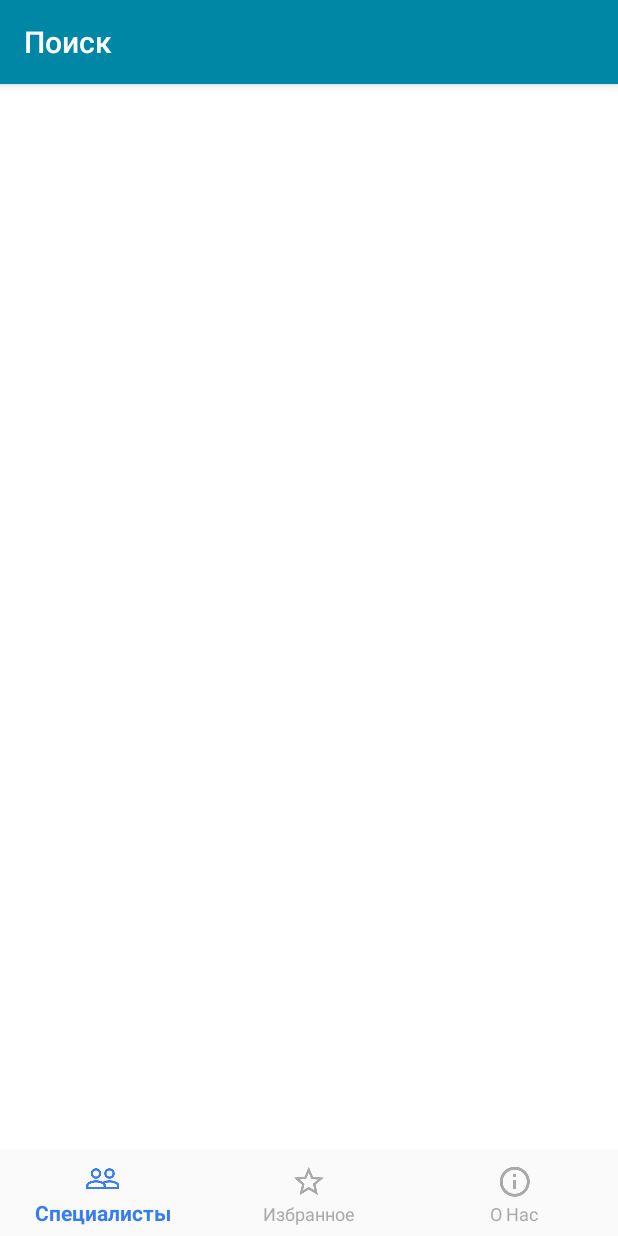
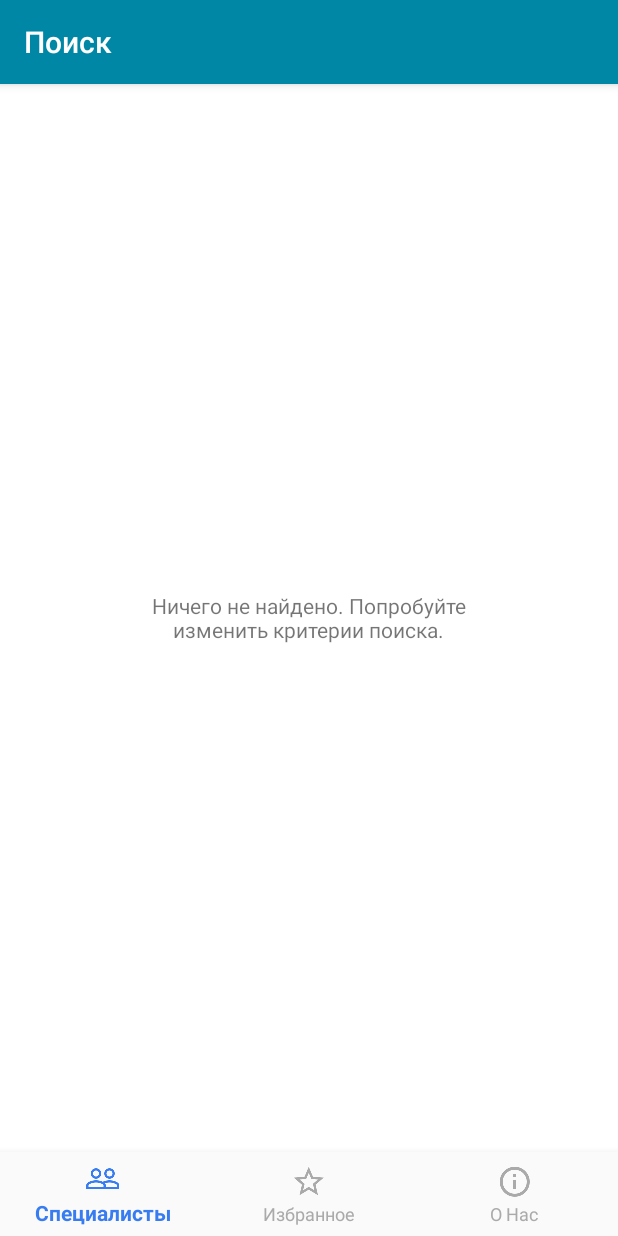
Before and after one commit to lex3m/repetitors, an Android app: the fragment SearchListFragment placed in its activity, on a phone screen of 412 x 824 dp. Run offline under Robolectric (Android 15) with nearby library versions, the phone set to English and light mode, and no system bars.

Commit message:
messages for empty lists

```diff
--- a/app/src/main/java/com/kitapp/repetitor/fragments/SearchListFragment.java
+++ b/app/src/main/java/com/kitapp/repetitor/fragments/SearchListFragment.java
@@ -10,6 +10,7 @@ import android.support.v7.widget.RecyclerView;
 import android.view.LayoutInflater;
 import android.view.View;
 import android.view.ViewGroup;
+import android.widget.TextView;
 
 import com.kitapp.repetitor.Api;
 import com.kitapp.repetitor.App;
@@ -34,6 +35,7 @@ public class SearchListFragment extends Fragment implements Api.SearchResultList
 
     private SearchListAdapter searchListAdapter;
     private RecyclerView rvSearchList;
+    private TextView tvNotFound;
 
     public SearchListFragment() {
         // Required empty public constructor
@@ -71,6 +73,7 @@ public class SearchListFragment extends Fragment implements Api.SearchResultList
         rvSearchList.setLayoutManager(new LinearLayoutManager(getContext()));
         rvSearchList.setItemAnimator(new DefaultItemAnimator());
         searchListAdapter.setItemClickListener(this);
+        tvNotFound = (TextView) v.findViewById(R.id.tvNotFound);
         App.getInstance().getApi().setSearchResultListener(this);
         App.getInstance().getApi().getFilteredRepetitors(paramDiscipline, paramCityId, paramStartPrice, paramEndPrice);
         return v;
@@ -78,6 +81,7 @@ public class SearchListFragment extends Fragment implements Api.SearchResultList
 
     @Override
     public void onSearchResult(ArrayList<Repetitor> result) {
+        if (!result.isEmpty()) tvNotFound.setVisibility(View.INVISIBLE);
         searchListAdapter.add(result);
     }
 
--- a/app/src/main/res/layout/f_search_list.xml
+++ b/app/src/main/res/layout/f_search_list.xml
@@ -10,5 +10,16 @@
     <android.support.v7.widget.RecyclerView
         android:id="@+id/rvSearchList"
         android:layout_width="match_parent"
-        android:layout_height="match_parent"/>
+        android:layout_height="match_parent">
+
+    </android.support.v7.widget.RecyclerView>
+
+    <TextView
+        android:id="@+id/tvNotFound"
+        android:layout_width="250dp"
+        android:layout_height="wrap_content"
+        android:layout_gravity="center"
+        android:gravity="center"
+        android:text="@string/search_list_empty"/>
+
 </FrameLayout>
--- a/app/src/main/res/values/strings.xml
+++ b/app/src/main/res/values/strings.xml
@@ -27,4 +27,6 @@
     <string name="message">Сообщение</string>
     <string name="error">Ошибка</string>
     <string name="error_unfilled_fields">Заполнены не все поля</string>
+    <string name="favorites_list_empty">Список пуст</string>
+    <string name="search_list_empty">Ничего не найдено. Попробуйте изменить критерии поиска.</string>
 </resources>
```
Also changed, not shown: app/src/main/java/com/kitapp/repetitor/fragments/FavoritesFragment.java (+6 -2 lines), app/src/main/res/layout/f_favorites.xml (+8 -0 lines).
